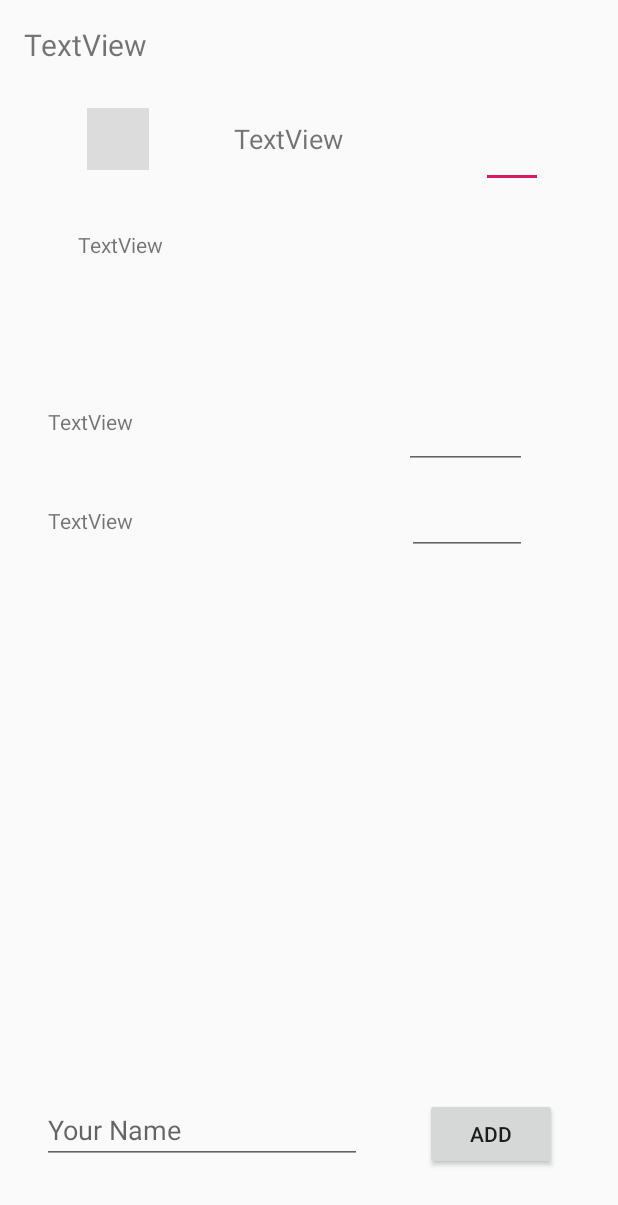
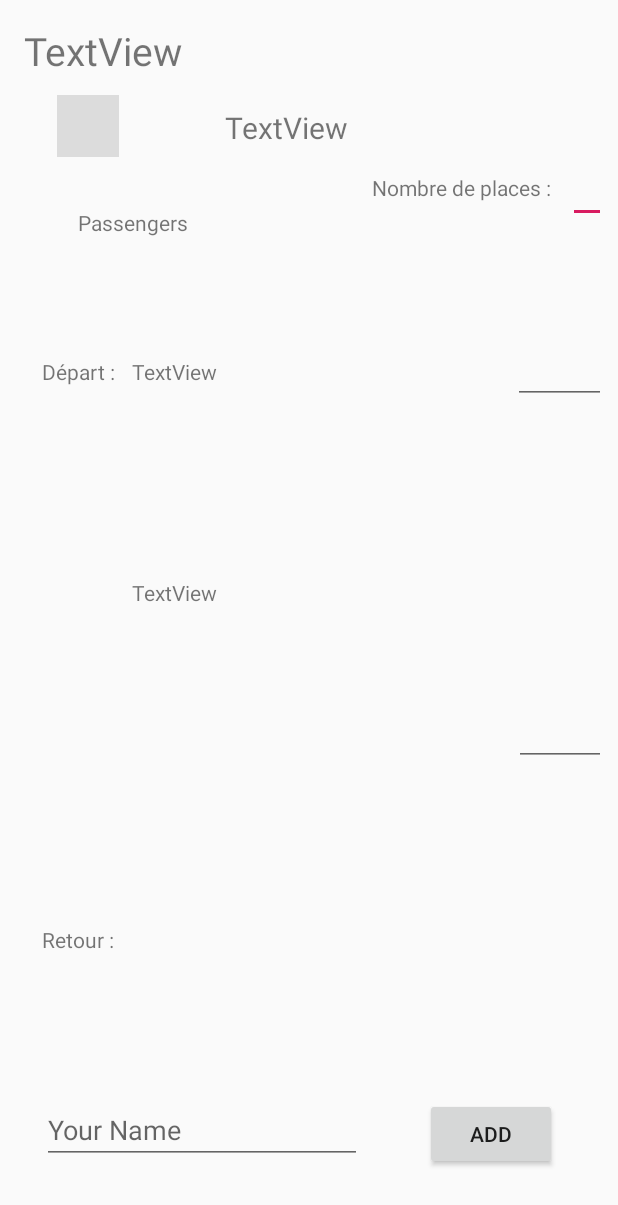
Before and after one commit to MaximeCrp/samva, an Android app: the layout fragment_travel.xml on its own in the app's theme, with its tools: preview values and no code run, on a phone screen of 412 x 824 dp. Shown: the top 1205 px of the screen. Run offline under Robolectric (Android 15) with nearby library versions, the phone set to English and light mode, and no system bars.

Commit message:
Amélioration du layout du Travel

```diff
--- a/Samva/app/src/main/res/layout/fragment_travel.xml
+++ b/Samva/app/src/main/res/layout/fragment_travel.xml
@@ -8,42 +8,42 @@
 
     <TextView
         android:id="@+id/sam"
-        android:layout_width="114dp"
-        android:layout_height="33dp"
-        android:layout_marginStart="156dp"
-        android:layout_marginLeft="156dp"
+        android:layout_width="wrap_content"
+        android:layout_height="wrap_content"
         android:layout_marginTop="20dp"
+        android:layout_marginEnd="180dp"
+        android:layout_marginRight="180dp"
         android:text="TextView"
-        android:textSize="18dp"
-        app:layout_constraintStart_toStartOf="parent"
+        android:textSize="20dp"
+        app:layout_constraintEnd_toEndOf="parent"
         app:layout_constraintTop_toBottomOf="@+id/title" />
 
     <TextView
         android:id="@+id/title"
-        android:layout_width="345dp"
-        android:layout_height="44dp"
+        android:layout_width="wrap_content"
+        android:layout_height="wrap_content"
         android:layout_marginStart="16dp"
         android:layout_marginLeft="16dp"
         android:layout_marginTop="16dp"
         android:text="TextView"
-        android:textSize="20dp"
+        android:textSize="26dp"
         app:layout_constraintStart_toStartOf="parent"
         app:layout_constraintTop_toTopOf="parent" />
 
     <EditText
         android:id="@+id/nb_places"
-        android:layout_width="41dp"
+        android:layout_width="25dp"
         android:layout_height="wrap_content"
         android:layout_marginStart="8dp"
         android:layout_marginLeft="8dp"
-        android:layout_marginTop="20dp"
+        android:layout_marginTop="52dp"
         android:layout_marginEnd="8dp"
         android:layout_marginRight="8dp"
         android:ems="10"
         android:inputType="number"
         app:layout_constraintEnd_toEndOf="parent"
-        app:layout_constraintHorizontal_bias="0.505"
-        app:layout_constraintStart_toEndOf="@+id/sam"
+        app:layout_constraintHorizontal_bias="1.0"
+        app:layout_constraintStart_toEndOf="@+id/textView4"
         app:layout_constraintTop_toBottomOf="@+id/title" />
 
     <EditText
@@ -75,60 +75,78 @@
 
     <TextView
         android:id="@+id/passengers_names"
-        android:layout_width="240dp"
-        android:layout_height="66dp"
+        android:layout_width="wrap_content"
+        android:layout_height="wrap_content"
         android:layout_marginStart="52dp"
         android:layout_marginLeft="52dp"
         android:layout_marginTop="40dp"
-        android:text="TextView"
+        android:text="Passengers"
         app:layout_constraintStart_toStartOf="parent"
         app:layout_constraintTop_toBottomOf="@+id/sam" />
 
     <TextView
         android:id="@+id/depart_place"
-        android:layout_width="209dp"
-        android:layout_height="42dp"
-        android:layout_marginStart="32dp"
-        android:layout_marginLeft="32dp"
-        android:layout_marginTop="52dp"
+        android:layout_width="195dp"
+        android:layout_height="34dp"
+        android:layout_marginStart="88dp"
+        android:layout_marginLeft="88dp"
+        android:layout_marginTop="80dp"
+        android:layout_marginEnd="8dp"
+        android:layout_marginRight="8dp"
         android:text="TextView"
+        app:layout_constraintEnd_toEndOf="parent"
+        app:layout_constraintHorizontal_bias="0.0"
         app:layout_constraintStart_toStartOf="parent"
         app:layout_constraintTop_toBottomOf="@+id/passengers_names" />
 
     <TextView
         android:id="@+id/return_place"
-        android:layout_width="211dp"
-        android:layout_height="37dp"
-        android:layout_marginStart="32dp"
-        android:layout_marginLeft="32dp"
-        android:layout_marginTop="24dp"
+        android:layout_width="193dp"
+        android:layout_height="34dp"
+        android:layout_marginStart="88dp"
+        android:layout_marginLeft="88dp"
+        android:layout_marginTop="8dp"
+        android:layout_marginBottom="8dp"
         android:text="TextView"
+        app:layout_constraintBottom_toTopOf="@+id/your_name"
         app:layout_constraintStart_toStartOf="parent"
-        app:layout_constraintTop_toBottomOf="@+id/depart_place" />
+        app:layout_constraintTop_toBottomOf="@+id/depart_place"
+        app:layout_constraintVertical_bias="0.257" />
 
     <EditText
         android:id="@+id/depart_time"
-        android:layout_width="82dp"
-        android:layout_height="wrap_content"
-        android:layout_marginStart="28dp"
-        android:layout_marginLeft="28dp"
-        android:layout_marginTop="48dp"
+        android:layout_width="62dp"
+        android:layout_height="47dp"
+        android:layout_marginStart="8dp"
+        android:layout_marginLeft="8dp"
+        android:layout_marginTop="64dp"
+        android:layout_marginEnd="8dp"
+        android:layout_marginRight="8dp"
         android:ems="10"
         android:inputType="time"
+        app:layout_constraintEnd_toEndOf="parent"
+        app:layout_constraintHorizontal_bias="1.0"
         app:layout_constraintStart_toEndOf="@+id/depart_place"
         app:layout_constraintTop_toBottomOf="@+id/passengers_names" />
 
     <EditText
         android:id="@+id/return_time"
-        android:layout_width="80dp"
+        android:layout_width="61dp"
         android:layout_height="wrap_content"
-        android:layout_marginStart="28dp"
-        android:layout_marginLeft="28dp"
-        android:layout_marginTop="12dp"
+        android:layout_marginStart="8dp"
+        android:layout_marginLeft="8dp"
+        android:layout_marginTop="8dp"
+        android:layout_marginEnd="8dp"
+        android:layout_marginRight="8dp"
+        android:layout_marginBottom="68dp"
         android:ems="10"
         android:inputType="time"
+        app:layout_constraintBottom_toTopOf="@+id/add"
+        app:layout_constraintEnd_toEndOf="parent"
+        app:layout_constraintHorizontal_bias="1.0"
         app:layout_constraintStart_toEndOf="@+id/return_place"
-        app:layout_constraintTop_toBottomOf="@+id/depart_time" />
+        app:layout_constraintTop_toBottomOf="@+id/depart_time"
+        app:layout_constraintVertical_bias="0.551" />
 
     <ImageView
         android:id="@+id/logo_sam"
@@ -140,9 +158,53 @@
         android:layout_marginEnd="8dp"
         android:layout_marginRight="8dp"
         app:layout_constraintEnd_toStartOf="@+id/sam"
-        app:layout_constraintHorizontal_bias="0.512"
+        app:layout_constraintHorizontal_bias="0.0"
         app:layout_constraintStart_toStartOf="parent"
         app:layout_constraintTop_toBottomOf="@+id/title"
         app:srcCompat="?attr/actionBarDivider" />
 
+    <TextView
+        android:id="@+id/textView4"
+        android:layout_width="wrap_content"
+        android:layout_height="wrap_content"
+        android:layout_marginStart="16dp"
+        android:layout_marginLeft="16dp"
+        android:layout_marginTop="64dp"
+        android:text="Nombre de places :"
+        app:layout_constraintStart_toEndOf="@+id/sam"
+        app:layout_constraintTop_toBottomOf="@+id/title" />
+
+    <TextView
+        android:id="@+id/textView5"
+        android:layout_width="wrap_content"
+        android:layout_height="34dp"
+        android:layout_marginStart="28dp"
+        android:layout_marginLeft="28dp"
+        android:layout_marginTop="80dp"
+        android:layout_marginEnd="8dp"
+        android:layout_marginRight="8dp"
+        android:text="Départ : "
+        app:layout_constraintEnd_toStartOf="@+id/depart_place"
+        app:layout_constraintHorizontal_bias="0.0"
+        app:layout_constraintStart_toStartOf="parent"
+        app:layout_constraintTop_toBottomOf="@+id/passengers_names" />
+
+    <TextView
+        android:id="@+id/textView6"
+        android:layout_width="wrap_content"
+        android:layout_height="34dp"
+        android:layout_marginStart="28dp"
+        android:layout_marginLeft="28dp"
+        android:layout_marginTop="8dp"
+        android:layout_marginEnd="13dp"
+        android:layout_marginRight="13dp"
+        android:layout_marginBottom="80dp"
+        android:text="Retour : "
+        app:layout_constraintBottom_toTopOf="@+id/your_name"
+        app:layout_constraintEnd_toStartOf="@+id/return_place"
+        app:layout_constraintHorizontal_bias="0.0"
+        app:layout_constraintStart_toStartOf="parent"
+        app:layout_constraintTop_toBottomOf="@+id/textView5"
+        app:layout_constraintVertical_bias="1.0" />
+
 </android.support.constraint.ConstraintLayout>
```
